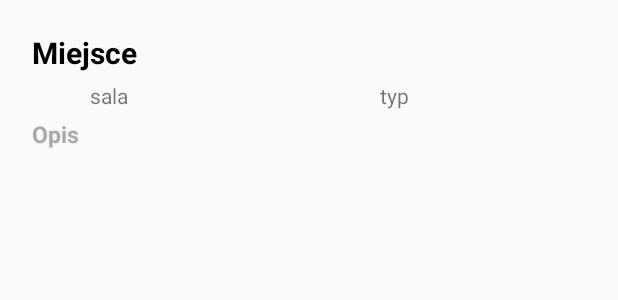
After one commit to Schecter123/NaprawPollubMobile, an Android app: the layout row.xml on its own in the app's theme, with its tools: preview values and no code run, on a phone screen of 412 x 824 dp. The commit adds this screen. Shown: the top 300 px of the screen. Run offline under Robolectric (Android 15) with nearby library versions, the phone set to English and light mode, and no system bars.

Commit message:
lista działa
Trzeba spory refactoring zrobić przed opisaniem w inż ale na razie jest ok

```diff
--- a/app/build.gradle
+++ b/app/build.gradle
@@ -31,6 +31,7 @@ dependencies {
     implementation 'com.android.volley:volley:1.1.0'
     implementation 'com.google.code.gson:gson:2.8.5'
     implementation 'com.koushikdutta.ion:ion:3.0.8'
+    implementation 'pub.devrel:easypermissions:3.0.0'
     testImplementation 'junit:junit:4.12'
     androidTestImplementation 'androidx.test.ext:junit:1.1.0'
     androidTestImplementation 'androidx.test.espresso:espresso-core:3.1.1'
--- /dev/null
+++ b/app/src/main/res/layout/row.xml
@@ -0,0 +1,61 @@
+<?xml version="1.0" encoding="utf-8"?>
+<LinearLayout
+    xmlns:android="http://schemas.android.com/apk/res/android"
+    android:layout_width="match_parent"
+    android:layout_height="wrap_content"
+    android:orientation="horizontal"
+    android:padding="16dp"
+    >
+
+
+    <LinearLayout
+        android:layout_width="match_parent"
+        android:layout_height="wrap_content"
+        android:orientation="vertical"
+        >
+
+        <TextView
+            android:layout_width="match_parent"
+            android:layout_height="wrap_content"
+            android:text="Miejsce"
+            android:textColor="#000"
+            android:textStyle="bold"
+            android:layout_margin="5dp"
+            android:textSize="20sp"
+            android:id="@+id/miejsce"
+            />
+
+        <LinearLayout xmlns:android="http://schemas.android.com/apk/res/android"
+            android:layout_width="fill_parent"
+            android:layout_height="fill_parent"
+            android:orientation="horizontal"
+            android:weightSum="1" >
+            <TextView
+                android:id="@+id/sala"
+                android:layout_width="fill_parent"
+                android:layout_height="wrap_content"
+                android:layout_weight="0.7"
+                android:gravity="center"
+                android:text="sala" />
+            <TextView
+                android:id="@+id/typ"
+                android:layout_width="fill_parent"
+                android:layout_height="wrap_content"
+                android:layout_weight="0.3"
+                android:gravity="center"
+                android:text="typ" />
+        </LinearLayout>
+        <TextView
+            android:layout_width="match_parent"
+            android:layout_height="wrap_content"
+            android:text="Opis"
+            android:textColor="#a9a9a9"
+            android:textStyle="bold"
+            android:layout_margin="5dp"
+            android:textSize="15sp"
+            android:id="@+id/opis"
+            />
+
+    </LinearLayout>
+
+</LinearLayout>
--- a/app/src/main/res/values/strings.xml
+++ b/app/src/main/res/values/strings.xml
@@ -16,6 +16,6 @@
     <string name="email">E-mail</string>
     <string name="place">Wybierz miejsce usterki</string>
     <string name="type">Wybierz typ usterki</string>
-    <string name="ip">192.168.1.116</string>
+    <string name="ip">192.168.0.10</string>
     <string name="read_file">Aplikacja wymaga dostępu do pamięci wewnętrzenj</string>
 </resources>
```
Also changed, not shown: app/src/main/java/com/example/naprawpollubmobile/CustomAdapter.java (added, +59 -0 lines), app/src/main/java/com/example/naprawpollubmobile/Defect.java (+19 -8 lines), app/src/main/java/com/example/naprawpollubmobile/DefectForList.java (added, +50 -0 lines), app/src/main/java/com/example/naprawpollubmobile/DefectListActivity.java (+92 -5 lines), app/src/main/res/layout/activity_defect_list.xml (+11 -3 lines), 1 other file.
